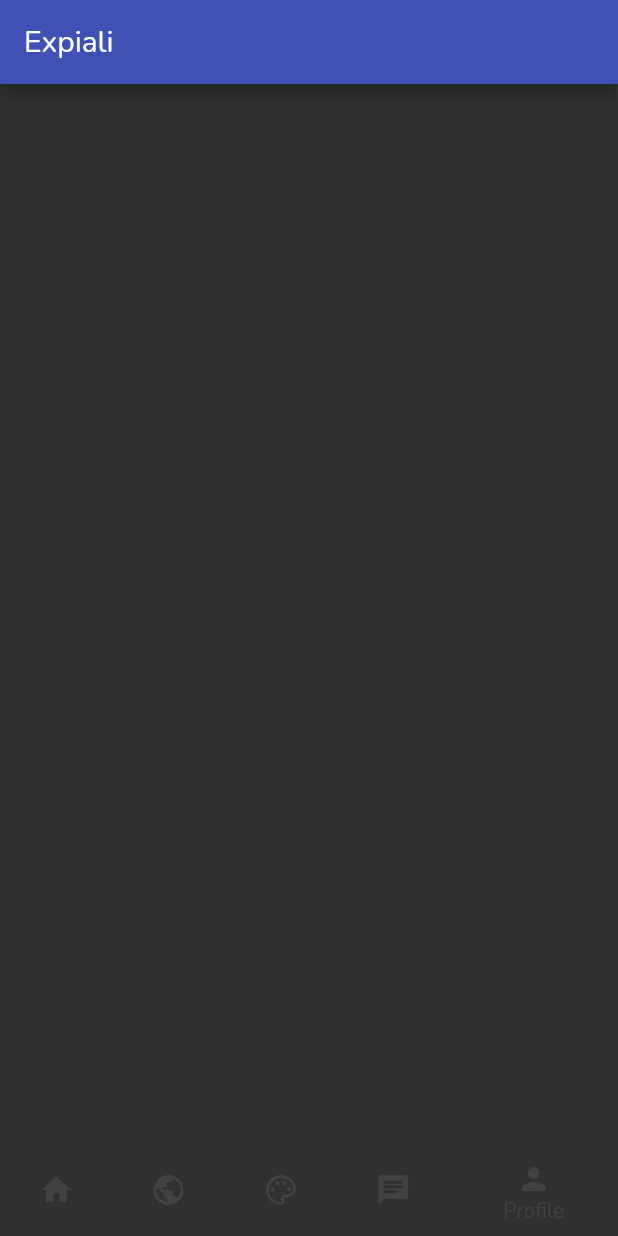
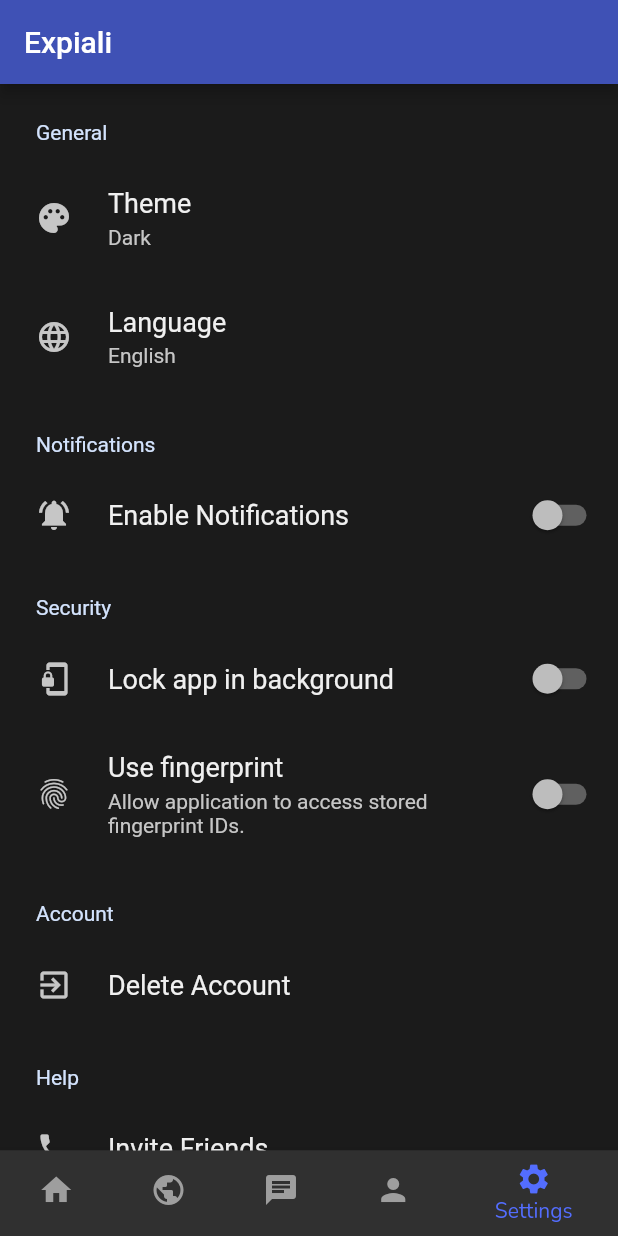
Before and after one commit to brooksryba/Expiali, a Flutter app: the screen it shows after launch, item 5 of the bottom bar chosen, on a phone screen of 412 x 824 dp. Run offline on Flutter 3.47's test engine with Material 2 defaults, Android fonts, the phone set to English and light mode, and no system bars; drawn by our look-alikes of settings_ui; our stand-ins replace shared_preferences; missing offline and left inert: matrix_api_lite; network calls fail.

Commit message:
Experiment with settings and profile view

```diff
--- a/lib/layouts/intents.dart
+++ /dev/null
@@ -1,10 +0,0 @@
-import 'package:flutter/material.dart';
-
-class IntentsLayout extends StatelessWidget {
-  IntentsLayout();
-
-  @override
-  Widget build(BuildContext context) {
-    return Container();
-  }
-}
--- a/lib/layouts/profile.dart
+++ b/lib/layouts/profile.dart
@@ -1,10 +1,28 @@
+import 'package:Expiali/models/matrix.dart';
 import 'package:flutter/material.dart';
 
-class ProfileLayout extends StatelessWidget {
-  ProfileLayout();
+class ProfileLayout extends StatefulWidget {
+  @override
+  _ProfileLayoutState createState() => _ProfileLayoutState();
+}
+
+class _ProfileLayoutState extends State<ProfileLayout> {
+  String _profileURL = "";
+  String _profileName = "Loading User...";
+
+  _ProfileLayoutState() {
+    MatrixHelper.getServerInfo().then((val) => setState(() {
+          _profileURL = val[0];
+          _profileName = val[1];
+        }));
+  }
 
   @override
   Widget build(BuildContext context) {
-    return Container();
+    return Scaffold(
+        body: Column(children: [
+      CircleAvatar(backgroundImage: NetworkImage(_profileURL)),
+      Text(_profileName)
+    ]));
   }
 }
--- /dev/null
+++ b/lib/layouts/settings.dart
@@ -0,0 +1,77 @@
+import 'package:flutter/material.dart';
+import 'package:settings_ui/settings_ui.dart';
+
+class SettingsLayout extends StatelessWidget {
+  SettingsLayout();
+
+  @override
+  Widget build(BuildContext context) {
+    return Container(
+        child: SettingsList(
+      sections: [
+        SettingsSection(
+          title: 'General',
+          tiles: [
+            SettingsTile(
+              title: 'Theme',
+              subtitle: 'Dark',
+              leading: Icon(Icons.palette),
+              onPressed: (BuildContext context) {},
+            ),
+            SettingsTile(
+              title: 'Language',
+              subtitle: 'English',
+              leading: Icon(Icons.language),
+              onPressed: (BuildContext context) {},
+            )
+          ],
+        ),
+        SettingsSection(
+          title: 'Notifications',
+          tiles: [
+            SettingsTile.switchTile(
+              title: 'Enable Notifications',
+              enabled: false,
+              leading: Icon(Icons.notifications_active),
+              switchValue: false,
+              onToggle: (value) {},
+            ),
+          ],
+        ),
+        SettingsSection(
+          title: 'Security',
+          tiles: [
+            SettingsTile.switchTile(
+              title: 'Lock app in background',
+              leading: Icon(Icons.phonelink_lock),
+              switchValue: false,
+              onToggle: (bool value) {},
+            ),
+            SettingsTile.switchTile(
+                title: 'Use fingerprint',
+                subtitle: 'Allow application to access stored fingerprint IDs.',
+                leading: Icon(Icons.fingerprint),
+                onToggle: (bool value) {},
+                switchValue: false),
+          ],
+        ),
+        SettingsSection(
+          title: 'Account',
+          tiles: [
+            SettingsTile(
+                title: 'Delete Account', leading: Icon(Icons.exit_to_app)),
+          ],
+        ),
+        SettingsSection(
+          title: 'Help',
+          tiles: [
+            SettingsTile(title: 'Invite Friends', leading: Icon(Icons.phone)),
+            SettingsTile(title: 'Help Center', leading: Icon(Icons.email)),
+            SettingsTile(
+                title: 'About', leading: Icon(Icons.collections_bookmark)),
+          ],
+        ),
+      ],
+    ));
+  }
+}
--- a/lib/main.dart
+++ b/lib/main.dart
@@ -7,14 +7,15 @@ class ExpialiApp extends StatelessWidget {
   @override
   Widget build(BuildContext context) {
     return MaterialApp(
-      title: 'Expiali',
-      theme: Styles.expialiTheme,
-      home: Skeleton(title: 'Expiali'),
-    );
+        title: 'Expiali',
+        theme: Themes.lightTheme,
+        darkTheme: Themes.darkTheme,
+        themeMode: ThemeMode.dark,
+        home: Skeleton(title: 'Expiali'),
+        debugShowCheckedModeBanner: false);
   }
 }
 
 void main() {
-  MatrixHelper.getServerInfo();
   runApp(ExpialiApp());
 }
--- a/lib/models/matrix.dart
+++ b/lib/models/matrix.dart
@@ -1,10 +1,11 @@
 import 'package:matrix_api_lite/matrix_api_lite.dart';
 
-
 class MatrixHelper {
-  static Future<String> getServerInfo() async {
+  static Future<List> getServerInfo() async {
     final api = MatrixApi(homeserver: Uri.parse('https://matrix.org'));
-    final auth = await api.login(identifier: AuthenticationUserIdentifier(user: 'deisumus'), password: 'Robotics890*');
+    final auth = await api.login(
+        identifier: AuthenticationUserIdentifier(user: 'deisumus'),
+        password: 'Robotics890*');
     api.accessToken = auth.accessToken;
 
     final capabilities = await api.requestServerCapabilities();
@@ -16,9 +17,12 @@ class MatrixHelper {
     final avatar = await api.requestAvatarUrl("@deisumus:matrix.org");
     print(avatar);
 
-    final avatar_url = "https://matrix-client.matrix.org/_matrix/media/r0/thumbnail/matrix.org/" + avatar.toString().split("/")[3] + "?width=32&height=32";
+    final avatar_url =
+        "https://matrix-client.matrix.org/_matrix/media/r0/thumbnail/matrix.org/" +
+            avatar.toString().split("/")[3] +
+            "?width=32&height=32";
     print(avatar_url);
 
-    return "";
+    return [avatar_url, profile.displayname];
   }
 }
--- a/lib/skeleton.dart
+++ b/lib/skeleton.dart
@@ -1,10 +1,9 @@
 import 'package:flutter/material.dart';
 import 'package:Expiali/layouts/home.dart';
 import 'package:Expiali/layouts/radar.dart';
-import 'package:Expiali/layouts/intents.dart';
+import 'package:Expiali/layouts/settings.dart';
 import 'package:Expiali/layouts/messages.dart';
 import 'package:Expiali/layouts/profile.dart';
-
 
 class Skeleton extends StatefulWidget {
   Skeleton({Key key, this.title}) : super(key: key);
@@ -15,16 +14,15 @@ class Skeleton extends StatefulWidget {
   _SkeletonState createState() => _SkeletonState();
 }
 
-
 class _SkeletonState extends State<Skeleton> {
   int _currentIndex = 0;
 
   final List<Widget> _children = [
     HomeLayout(),
     RadarLayout(),
-    IntentsLayout(),
     MessagesLayout(),
-    ProfileLayout()
+    ProfileLayout(),
+    SettingsLayout()
   ];
 
   void onTabTapped(int index) {
@@ -43,12 +41,14 @@ class _SkeletonState extends State<Skeleton> {
       bottomNavigationBar: BottomNavigationBar(
         onTap: onTabTapped,
         currentIndex: _currentIndex,
+        selectedItemColor: Theme.of(context).accentColor,
+        unselectedItemColor: Theme.of(context).backgroundColor,
         items: [
           BottomNavigationBarItem(icon: Icon(Icons.home), label: "Home"),
           BottomNavigationBarItem(icon: Icon(Icons.public), label: "Radar"),
-          BottomNavigationBarItem(icon: Icon(Icons.color_lens_outlined), label: "Intents"),
           BottomNavigationBarItem(icon: Icon(Icons.chat), label: "Messages"),
-          BottomNavigationBarItem(icon: Icon(Icons.person), label: "Profile")
+          BottomNavigationBarItem(icon: Icon(Icons.person), label: "Profile"),
+          BottomNavigationBarItem(icon: Icon(Icons.settings), label: "Settings")
         ],
       ),
     );
--- a/lib/styles/main.dart
+++ b/lib/styles/main.dart
@@ -1,11 +1,28 @@
 import 'package:flutter/material.dart';
-import 'package:Expiali/models/preferences.dart';
 
-abstract class Styles {
-  static ThemeData expialiTheme = ThemeData(
-    brightness: Brightness.dark,
-    primaryColor: Colors.indigo,
-    accentColor: Colors.indigoAccent,
-    fontFamily: 'Nunito',
-  );
+ThemeData lightThemeBase = ThemeData.light().copyWith();
+ThemeData darkThemeBase = ThemeData.dark().copyWith();
+
+TextTheme _expialiTextTheme(TextTheme base) {
+  return base.apply(fontFamily: "Nunito");
 }
+
+abstract class Themes {
+  static ThemeData lightTheme = lightThemeBase.copyWith(
+      brightness: Brightness.light,
+      primaryColor: Colors.indigo,
+      accentColor: Colors.indigoAccent,
+      backgroundColor: Colors.grey,
+      textTheme: _expialiTextTheme(lightThemeBase.textTheme),
+      primaryTextTheme: _expialiTextTheme(lightThemeBase.textTheme),
+      accentTextTheme: _expialiTextTheme(lightThemeBase.textTheme));
+
+  static ThemeData darkTheme = darkThemeBase.copyWith(
+      brightness: Brightness.dark,
+      primaryColor: Colors.indigo,
+      accentColor: Colors.indigoAccent,
+      backgroundColor: Colors.grey,
+      textTheme: _expialiTextTheme(darkThemeBase.textTheme),
+      primaryTextTheme: _expialiTextTheme(darkThemeBase.textTheme),
+      accentTextTheme: _expialiTextTheme(darkThemeBase.textTheme));
+}
--- a/pubspec.yaml
+++ b/pubspec.yaml
@@ -11,6 +11,7 @@ dependencies:
     sdk: flutter
   matrix_api_lite: ^0.2.0
   shared_preferences: ^2.0.5
+  settings_ui: ^0.6.0
 
 dev_dependencies:
   flutter_test:
```
Also changed, not shown: pubspec.lock, 1 other file.
